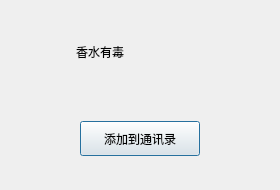
The window that myChatQT/findsuccessdlg.ui (Baidou2Star/MindChat) describes before a commit, drawn with Qt 5.
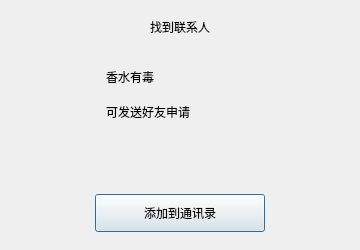
The same window after the commit. Custom widgets are drawn as their Qt base class.

What changed in the file:
```diff
--- a/myChatQT/findsuccessdlg.ui
+++ b/myChatQT/findsuccessdlg.ui
@@ -6,41 +6,81 @@
    <rect>
     <x>0</x>
     <y>0</y>
-    <width>280</width>
-    <height>190</height>
+    <width>360</width>
+    <height>250</height>
    </rect>
   </property>
   <property name="minimumSize">
    <size>
-    <width>280</width>
-    <height>190</height>
+    <width>360</width>
+    <height>250</height>
    </size>
   </property>
   <property name="maximumSize">
    <size>
-    <width>280</width>
-    <height>190</height>
+    <width>360</width>
+    <height>250</height>
    </size>
   </property>
   <property name="windowTitle">
    <string>Dialog</string>
   </property>
   <layout class="QVBoxLayout" name="verticalLayout">
+   <property name="spacing">
+    <number>14</number>
+   </property>
+   <property name="leftMargin">
+    <number>18</number>
+   </property>
+   <property name="topMargin">
+    <number>18</number>
+   </property>
+   <property name="rightMargin">
+    <number>18</number>
+   </property>
+   <property name="bottomMargin">
+    <number>18</number>
+   </property>
    <item>
-    <widget class="QWidget" name="widget" native="true">
+    <widget class="QLabel" name="title_lb">
+     <property name="text">
+      <string>找到联系人</string>
+     </property>
+     <property name="alignment">
+      <set>Qt::AlignCenter</set>
+     </property>
+    </widget>
+   </item>
+   <item>
+    <widget class="QWidget" name="result_card" native="true">
      <layout class="QHBoxLayout" name="horizontalLayout">
+      <property name="spacing">
+       <number>12</number>
+      </property>
+      <property name="leftMargin">
+       <number>12</number>
+      </property>
+      <property name="topMargin">
+       <number>12</number>
+      </property>
+      <property name="rightMargin">
+       <number>12</number>
+      </property>
+      <property name="bottomMargin">
+       <number>12</number>
+      </property>
       <item>
        <widget class="QLabel" name="head_lb">
         <property name="minimumSize">
          <size>
-          <width>50</width>
-          <height>50</height>
+          <width>64</width>
+          <height>64</height>
          </size>
         </property>
         <property name="maximumSize">
          <size>
-          <width>50</width>
-          <height>50</height>
+          <width>64</width>
+          <height>64</height>
          </size>
         </property>
         <property name="text">
@@ -49,14 +89,37 @@
        </widget>
       </item>
       <item>
+       <layout class="QVBoxLayout" name="verticalLayout_2">
+        <property name="spacing">
+         <number>6</number>
+        </property>
+        <property name="leftMargin">
+         <number>0</number>
+        </property>
+        <property name="topMargin">
+         <number>0</number>
+        </property>
+        <property name="rightMargin">
+         <number>0</number>
+        </property>
+        <property name="bottomMargin">
+         <number>0</number>
+        </property>
+        <item>
        <widget class="QLabel" name="name_lb">
         <property name="text">
          <string>香水有毒</string>
         </property>
-        <property name="alignment">
-         <set>Qt::AlignCenter</set>
-        </property>
-       </widget>
+         </widget>
+        </item>
+        <item>
+         <widget class="QLabel" name="sub_lb">
+          <property name="text">
+           <string>可发送好友申请</string>
+          </property>
+         </widget>
+        </item>
+       </layout>
       </item>
       <item>
        <spacer name="horizontalSpacer">
@@ -75,20 +138,45 @@
     </widget>
    </item>
    <item>
-    <widget class="QWidget" name="widget_2" native="true">
+    <spacer name="verticalSpacer">
+     <property name="orientation">
+      <enum>Qt::Vertical</enum>
+     </property>
+     <property name="sizeHint" stdset="0">
+      <size>
+       <width>20</width>
+       <height>20</height>
+      </size>
+     </property>
+    </spacer>
+   </item>
+   <item>
      <layout class="QHBoxLayout" name="horizontalLayout_2">
+     <item>
+      <spacer name="horizontalSpacer_2">
+       <property name="orientation">
+        <enum>Qt::Horizontal</enum>
+       </property>
+       <property name="sizeHint" stdset="0">
+        <size>
+         <width>40</width>
+         <height>20</height>
+        </size>
+       </property>
+      </spacer>
+     </item>
       <item>
        <widget class="ClickedBtn" name="add_friend_btn">
         <property name="minimumSize">
          <size>
-          <width>120</width>
-          <height>35</height>
+         <width>170</width>
+         <height>38</height>
          </size>
         </property>
         <property name="maximumSize">
          <size>
-          <width>120</width>
-          <height>35</height>
+         <width>170</width>
+         <height>38</height>
          </size>
         </property>
         <property name="text">
@@ -96,8 +184,20 @@
         </property>
        </widget>
       </item>
-     </layout>
-    </widget>
+     <item>
+      <spacer name="horizontalSpacer_3">
+       <property name="orientation">
+        <enum>Qt::Horizontal</enum>
+       </property>
+       <property name="sizeHint" stdset="0">
+        <size>
+         <width>40</width>
+         <height>20</height>
+        </size>
+       </property>
+      </spacer>
+     </item>
+    </layout>
    </item>
   </layout>
  </widget>
```
Lines whose indentation alone changed are shown as unchanged.
